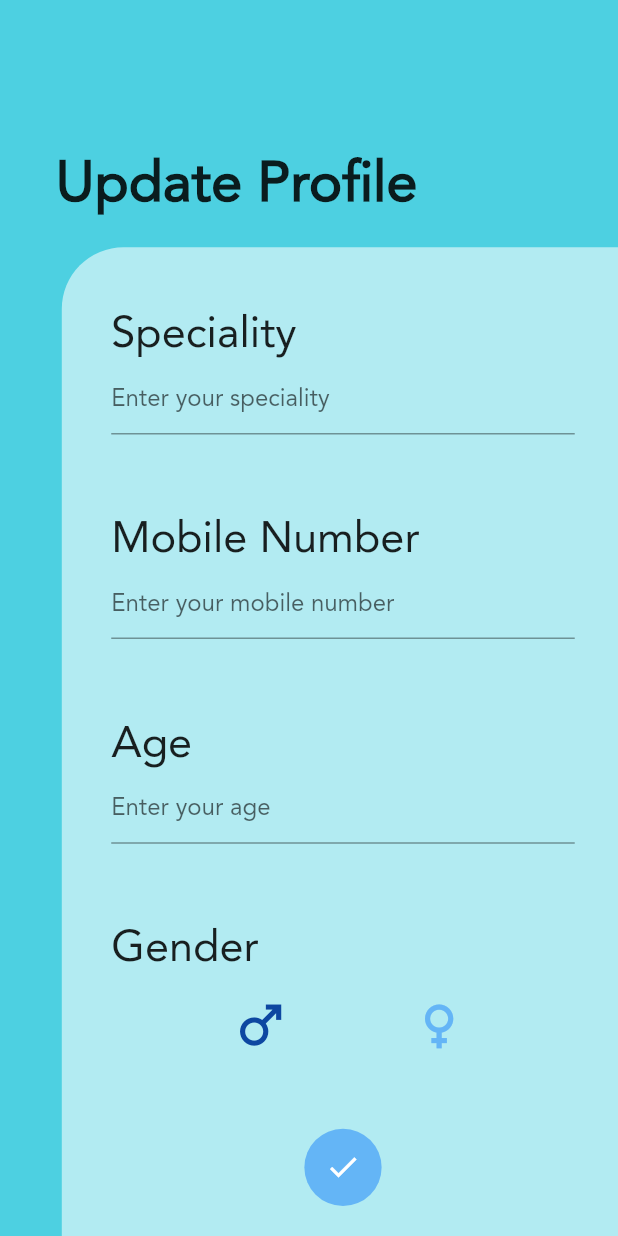
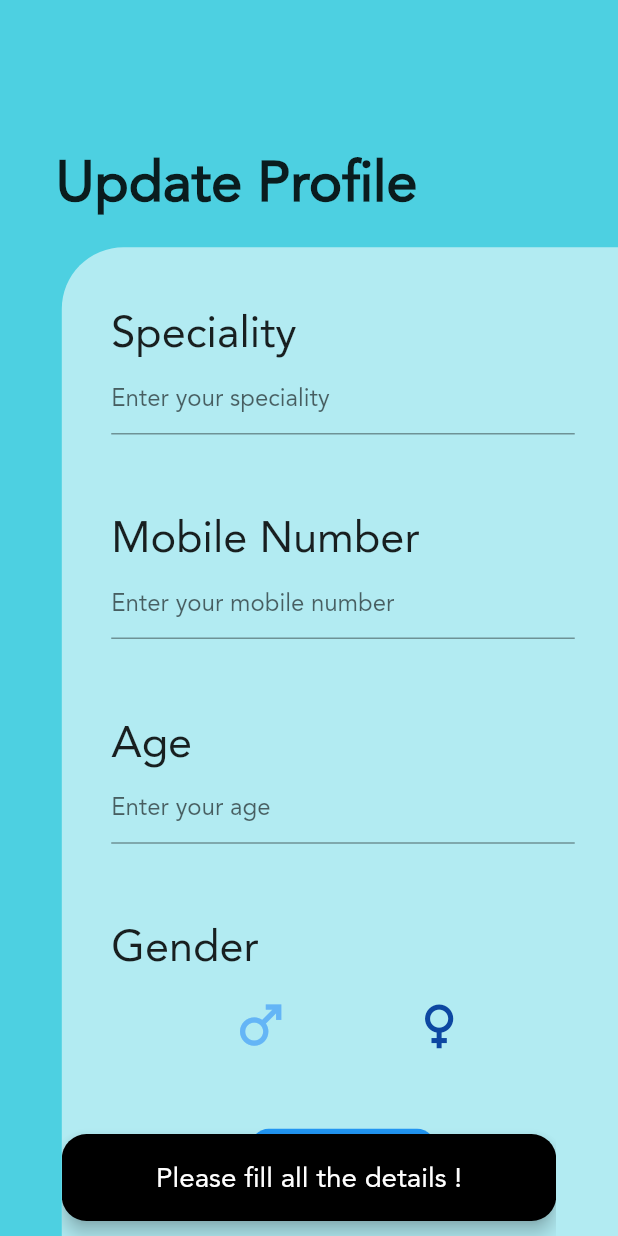
Before and after one commit to vishal-zx/LNM-Medical-Dispensary-Flutter, a Flutter app: the DoctorProfile screen opened by its route, scrolled down 545 dp, after a tap on "Update", on a phone screen of 412 x 824 dp. Run offline on Flutter 3.47's test engine with Material 2 defaults, Android fonts, the phone set to English and light mode, and no system bars; our stand-ins replace cloud_firestore, date_time_picker, firebase_auth, firebase_core, open_file, page_transition and 2 more; missing offline and left inert: flutter_downloader, search_choices; accounts and stored records are empty.

Commit message:
doctor can update its profile

```diff
--- a/lib/pages/doctor/profile.dart
+++ b/lib/pages/doctor/profile.dart
@@ -1,4 +1,6 @@
 import 'dart:core';
+import 'package:cloud_firestore/cloud_firestore.dart';
+import 'package:firebase_auth/firebase_auth.dart';
 import 'package:flutter/services.dart';
 import 'package:flutter/material.dart';
 
@@ -12,28 +14,60 @@
 class _DoctorProfileState extends State<DoctorProfile> {
   final formKey = GlobalKey<FormState>();
   bool _check1 = false;
-  String username = "19ucs053";
   bool _check = false;
-  String email = "19ucs053@lnmiit.ac.in";
   String fName = "";
   String lName = "";
   String speciality = "";
   bool isMale = true;
   String mob = "";
   String age = "";
+  bool isLoaded = false;
+  String email = FirebaseAuth.instance.currentUser!.email!;
+  String username = FirebaseAuth.instance.currentUser!.email!.replaceAll('@lnmiit.ac.in', '');
 
-  List<DropdownMenuItem<String>> get dropdownItems{
-    List<DropdownMenuItem<String>> menuItems = [
-      const DropdownMenuItem(child: Text("USA"), value: "USA"),
-      const DropdownMenuItem(child: Text("Canada"), value: "Canada"),
-      const DropdownMenuItem(child: Text("Brazil"), value: "Brazil"),
-      const DropdownMenuItem(child: Text("England"), value: "England"),
-    ];
-    return menuItems;
+  SnackBar snackBar(String text){
+    var mqh = MediaQuery.of(context).size.height;
+    var mqw = MediaQuery.of(context).size.width;
+    return SnackBar(
+      duration: const Duration(milliseconds:3500),
+      content: Text(
+        text,
+        textAlign: TextAlign.center,
+        style: TextStyle(
+          fontSize: mqh*0.0225,
+          fontFamily: 'Avenir',
+          color: Colors.white
+        ),
+      ),
+      backgroundColor: Colors.black,
+      elevation: 5,
+      width: mqw*0.8,
+      behavior: SnackBarBehavior.floating,
+      padding: EdgeInsets.all(mqw*0.04),
+      shape: RoundedRectangleBorder(
+        borderRadius: BorderRadius.all(Radius.circular(mqw*0.04))
+      ),
+    );
+  }
+
+  Future<void> getDocDetails()async{
+    QuerySnapshot qsD = await FirebaseFirestore.instance.collection('doctor').where('Username', isEqualTo:username).get();
+    var data = qsD.docs[0].data() as Map<String, dynamic>;
+    // print(data);
+    setState(() {
+      fName = data['FirstName']! as String;
+      lName = data['LastName']! as String;
+      speciality = data['Speciality']! as String;
+      isMale = data['isMale']! as bool;
+      mob = data['Mob']! as String;
+      age = data['Age']! as String;
+    });
+    setState(() {});
   }
 
   @override
   void initState(){
+    getDocDetails().whenComplete(() => setState((){isLoaded = true;}));
     super.initState();
   }
 
@@ -92,7 +126,33 @@
                             height: mqh*0.755,
                             child: Form(
                               key: formKey,
-                              child: SingleChildScrollView(
+                              child: (!isLoaded)?Center(
+                              child: Column(
+                                mainAxisAlignment: MainAxisAlignment.center,
+                                crossAxisAlignment: CrossAxisAlignment.center,
+                                children: [
+                                  SizedBox(
+                                    height:mqw*0.1,
+                                    width:mqw*0.1,
+                                    child: CircularProgressIndicator(
+                                      color: Colors.cyan.shade800,
+                                    ),
+                                  ),
+                                  SizedBox(
+                                    height:mqh*0.035,
+                                  ),
+                                  Text(
+                                    "Loading Data ...",
+                                    textAlign: TextAlign.center,
+                                    style:TextStyle(
+                                      fontSize: mqh*0.02,
+                                      color: Colors.black,
+                                    ),
+                                  ),
+                                ],
+                              ),
+                            ):
+                            SingleChildScrollView(
                                 physics: const BouncingScrollPhysics(),
                                 child: Column(
                                   mainAxisAlignment: MainAxisAlignment.start,
@@ -107,7 +167,7 @@
                                     ),
                                     TextFormField(
                                       readOnly: true,
-                                      controller: TextEditingController()..text = email,
+                                      initialValue: email,
                                     ),
                                     SizedBox(
                                       height:mqh*0.06
@@ -121,7 +181,7 @@
                                     ),
                                     TextFormField(
                                       readOnly: true,
-                                      controller: TextEditingController()..text = username,
+                                      initialValue: username,
                                     ),
                                     SizedBox(
                                       height:mqh*0.06
@@ -137,6 +197,7 @@
                                       decoration: const InputDecoration(
                                         hintText: "Enter your first name",
                                       ),
+                                      initialValue: fName,
                                       validator: (value){
                                         if(value!.isEmpty){
                                           return "First name can't be Empty!";
@@ -164,6 +225,7 @@
                                       decoration: const InputDecoration(
                                         hintText: "Enter your last name",
                                       ),
+                                      initialValue: lName,
                                       validator: (value){
                                         if(value!.isEmpty){
                                           return "Last name can't be Empty!";
@@ -191,6 +253,7 @@
                                       decoration: const InputDecoration(
                                         hintText: "Enter your speciality",
                                       ),
+                                      initialValue: speciality,
                                       validator: (value){
                                         if(value!.isEmpty){
                                           return "Speciality can't be Empty!";
@@ -218,6 +281,7 @@
                                       inputFormatters: <TextInputFormatter>[
                                         FilteringTextInputFormatter.allow(RegExp("[0-9]")),
                                       ],
+                                      initialValue: mob,
                                       decoration: const InputDecoration(
                                         hintText: "Enter your mobile number",
                                       ),
@@ -240,6 +304,7 @@
                                       inputFormatters: <TextInputFormatter>[
                                         FilteringTextInputFormatter.allow(RegExp("[0-9]")),
                                       ],
+                                      initialValue: age,
                                       decoration: const InputDecoration(
                                         hintText: "Enter your age",
                                       ),
@@ -299,12 +364,24 @@
                                         color: (_check1 == true)?Colors.blue[300]:Colors.blue,
                                         borderRadius: BorderRadius.circular(_check?mqw*0.1:mqw*0.03),
                                         child: InkWell(
-                                          onTap: () {
-                                            setState((){
-                                              _check1 = !_check1;
-                                              _check = !_check;
-
-                                            });
+                                          onTap: () async{
+                                            if(fName=='' || lName == '' || age == '' || speciality == '' || mob == '')
+                                            {
+                                              ScaffoldMessenger.of(context).showSnackBar(snackBar('Please fill all the details !'));
+                                            }
+                                            else{
+                                              await FirebaseFirestore.instance.collection('doctor').doc(username).update({
+                                                'FirstName': fName,
+                                                'LastName': lName,
+                                                'Mob': mob,
+                                                'Age': age,
+                                                'isMale': isMale,
+                                                'Speciality':speciality,
+                                              }).whenComplete(() => setState(() {
+                                                Navigator.of(context).pop();
+                                                 ScaffoldMessenger.of(context).showSnackBar(snackBar('Profile Updated Successfully !'));
+                                              }));
+                                            }
                                           },
                                           child: AnimatedContainer(
                                             duration: const Duration(seconds: 1),
```
